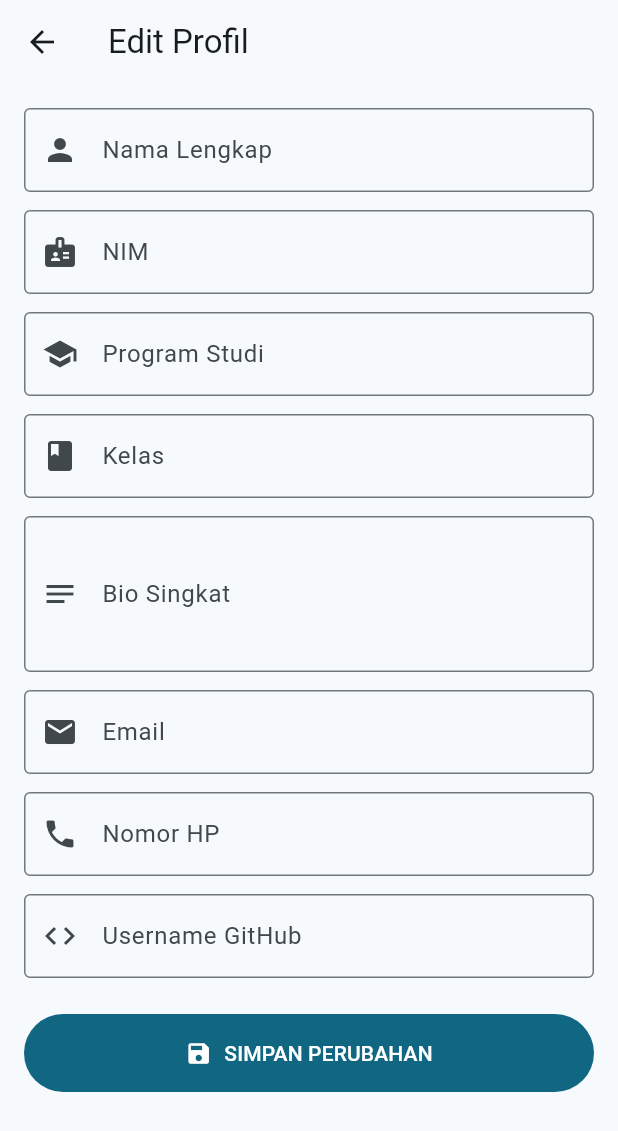
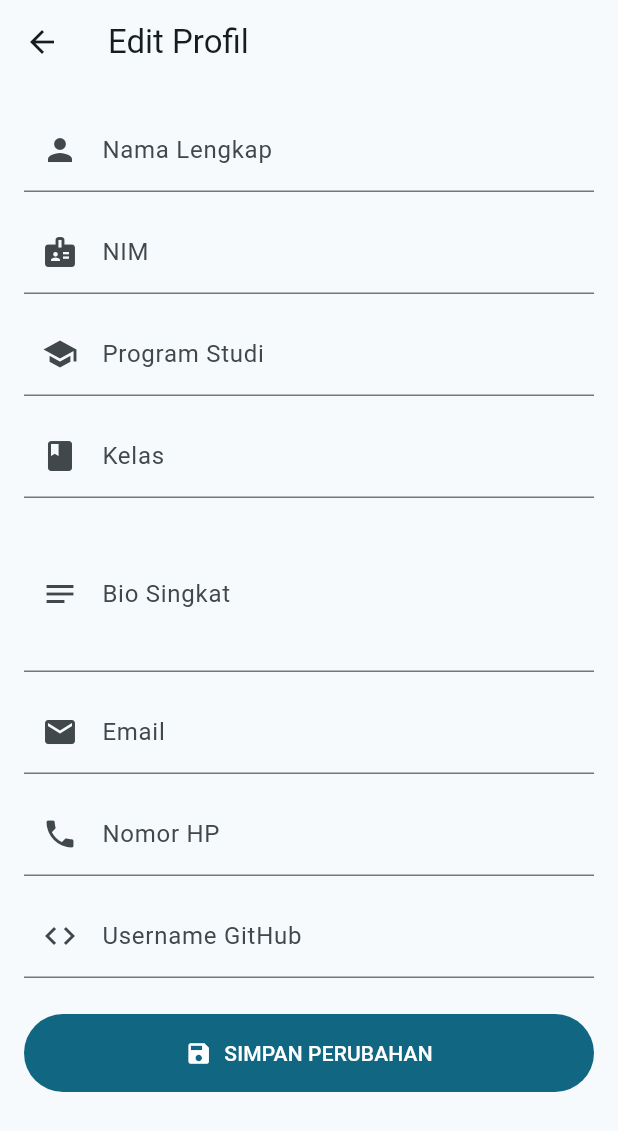
Before and after one commit to fikobaihaqqi/uts-pml-112460223, a Flutter app: the EditProfilePage screen opened directly with empty values, on a phone screen of 412 x 824 dp. Shown: the top 1131 px of the screen. Run offline on Flutter 3.47's test engine with Material 3 defaults, Android fonts, the phone set to English and light mode, and no system bars.

Commit message:
Persiapan rilis v1.0.0

```diff
--- a/soal2_profile_app/lib/screens/edit_profile_page.dart
+++ b/soal2_profile_app/lib/screens/edit_profile_page.dart
@@ -85,7 +85,6 @@ class _EditProfilePageState extends State<EditProfilePage> {
                   decoration: const InputDecoration(
                     labelText: 'Nama Lengkap',
                     prefixIcon: Icon(Icons.person),
-                    border: OutlineInputBorder(),
                   ),
                   validator: (value) {
                     if (value == null || value.trim().isEmpty) {
@@ -100,7 +99,6 @@ class _EditProfilePageState extends State<EditProfilePage> {
                   decoration: const InputDecoration(
                     labelText: 'NIM',
                     prefixIcon: Icon(Icons.badge),
-                    border: OutlineInputBorder(),
                   ),
                 ),
                 const SizedBox(height: 12),
@@ -109,7 +107,6 @@ class _EditProfilePageState extends State<EditProfilePage> {
                   decoration: const InputDecoration(
                     labelText: 'Program Studi',
                     prefixIcon: Icon(Icons.school),
-                    border: OutlineInputBorder(),
                   ),
                 ),
                 const SizedBox(height: 12),
@@ -118,7 +115,6 @@ class _EditProfilePageState extends State<EditProfilePage> {
                   decoration: const InputDecoration(
                     labelText: 'Kelas',
                     prefixIcon: Icon(Icons.class_),
-                    border: OutlineInputBorder(),
                   ),
                 ),
                 const SizedBox(height: 12),
@@ -128,7 +124,6 @@ class _EditProfilePageState extends State<EditProfilePage> {
                   decoration: const InputDecoration(
                     labelText: 'Bio Singkat',
                     prefixIcon: Icon(Icons.notes),
-                    border: OutlineInputBorder(),
                   ),
                 ),
                 const SizedBox(height: 12),
@@ -138,7 +133,6 @@ class _EditProfilePageState extends State<EditProfilePage> {
                   decoration: const InputDecoration(
                     labelText: 'Email',
                     prefixIcon: Icon(Icons.email),
-                    border: OutlineInputBorder(),
                   ),
                   validator: (value) {
                     if (value == null || value.trim().isEmpty) {
@@ -160,7 +154,6 @@ class _EditProfilePageState extends State<EditProfilePage> {
                   decoration: const InputDecoration(
                     labelText: 'Nomor HP',
                     prefixIcon: Icon(Icons.phone),
-                    border: OutlineInputBorder(),
                   ),
                   validator: (value) {
                     if (value == null || value.trim().isEmpty) {
@@ -179,7 +172,6 @@ class _EditProfilePageState extends State<EditProfilePage> {
                   decoration: const InputDecoration(
                     labelText: 'Username GitHub',
                     prefixIcon: Icon(Icons.code),
-                    border: OutlineInputBorder(),
                   ),
                 ),
                 const SizedBox(height: 24),
--- a/soal2_profile_app/lib/screens/login_page.dart
+++ b/soal2_profile_app/lib/screens/login_page.dart
@@ -81,7 +81,6 @@ class _LoginPageState extends State<LoginPage> {
                       labelText: 'Email Mahasiswa',
                       hintText: 'fikobaihaqqi@gmail.com',
                       prefixIcon: Icon(Icons.email_outlined),
-                      border: OutlineInputBorder(),
                     ),
                     validator: (value) {
                       if (value == null || value.trim().isEmpty) {
@@ -103,7 +102,6 @@ class _LoginPageState extends State<LoginPage> {
                     decoration: InputDecoration(
                       labelText: 'Kata Sandi',
                       prefixIcon: const Icon(Icons.lock_outline),
-                      border: const OutlineInputBorder(),
                       suffixIcon: IconButton(
                         icon: Icon(
                           _obscurePassword
--- a/soal2_profile_app/pubspec.yaml
+++ b/soal2_profile_app/pubspec.yaml
@@ -2,7 +2,7 @@ name: soal2_profile_app
 description: "A new Flutter project."
 # The following line prevents the package from being accidentally published to
 # pub.dev using `flutter pub publish`. This is preferred for private packages.
-publish_to: 'none' # Remove this line if you wish to publish to pub.dev
+publish_to: "none" # Remove this line if you wish to publish to pub.dev
 
 # The following defines the version and build number for your application.
 # A version number is three numbers separated by dots, like 1.2.43
@@ -19,7 +19,7 @@ publish_to: 'none' # Remove this line if you wish to publish to pub.dev
 version: 1.0.0+1
 
 environment:
-  sdk: ^3.13.7
+  sdk: ^3.13.5
 
 # Dependencies specify other packages that your package needs in order to work.
 # To automatically upgrade your package dependencies to the latest versions
@@ -51,7 +51,6 @@ dev_dependencies:
 
 # The following section is specific to Flutter packages.
 flutter:
-
   # The following line ensures that the Material Icons font is
   # included with your application, so that you can use the icons in
   # the material Icons class.
```
Also changed, not shown: soal2_profile_app/pubspec.lock.
